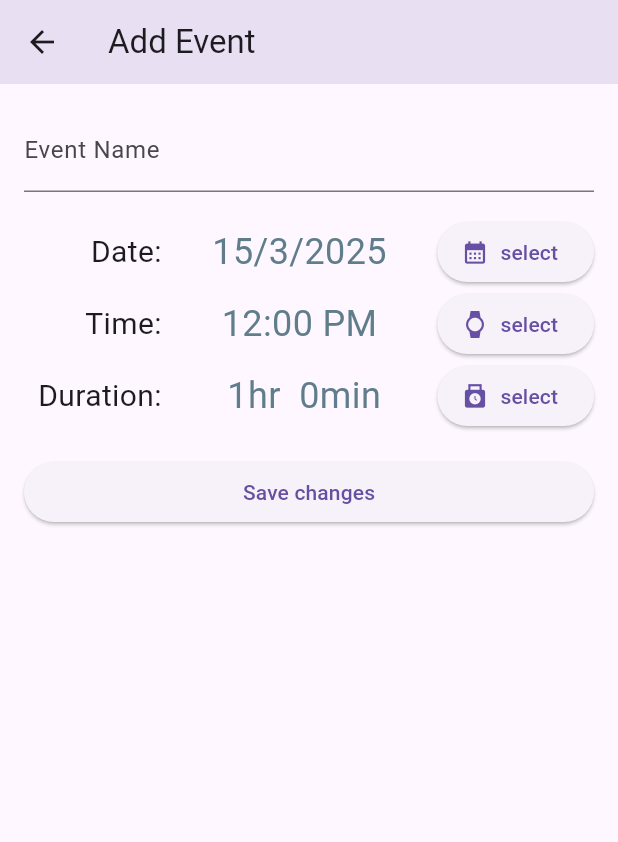
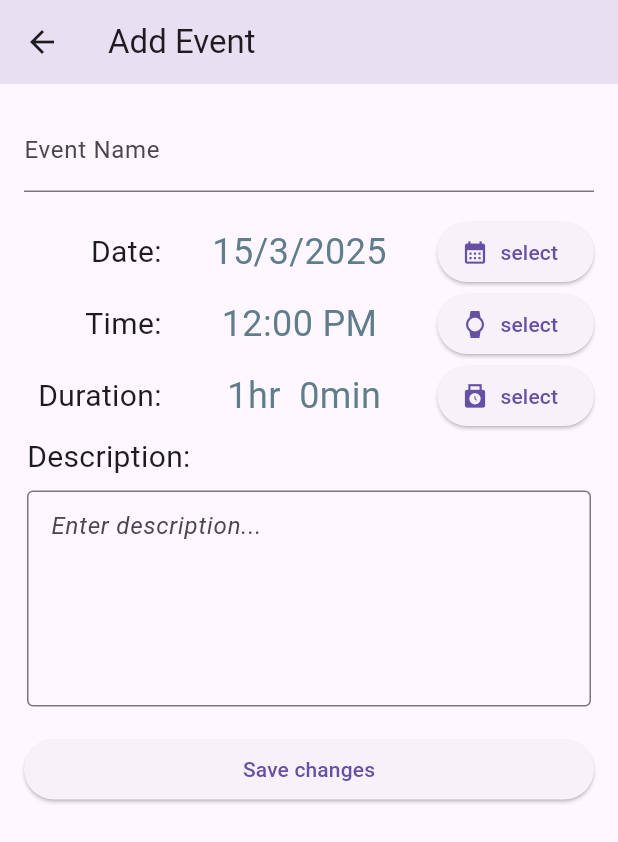
Before and after one commit to Kiu82012/FYP_202425_TaskManagementMobileApp, a Flutter app: the screen it shows after launch, after a tap on the "add" icon, on a phone screen of 412 x 824 dp. Shown: the top 842 px of the screen. Run offline on Flutter 3.47's test engine with Material 3 defaults, Android fonts, the phone set to English and light mode, and no system bars; our stand-ins replace avatar_glow, calendar_view, camera, flutter_slidable, google_generative_ai, hive and 3 more; missing offline and left inert: speech_to_text_continuous; accounts and stored records are empty; statements that could not run were skipped.

Commit message:
Event Description Update
Added description.
Editied AddEvent.dart Event.dart EventJsonUtils.dart EditEvent.dart and EditListEvent.dart

```diff
--- a/fyp/lib/AIHelper.dart
+++ b/fyp/lib/AIHelper.dart
@@ -3,8 +3,8 @@ import 'dart:io';
 
 class AIHelper {
   static const String _apiKey = 'AIzaSyChwh8mhEpIwXKCwqjJ4uRmFKanYISbw3w'; // Replace with your API key
-  static const String _modelName = 'gemini-2.0-flash'; // Use the appropriate model for text
-  static const String _visionModelName = 'gemini-1.5-flash'; // Use the appropriate model for text-and-image
+  static const String _modelName = 'gemini-1.5-flash'; // Use the appropriate model for text
+  static const String _visionModelName = 'gemini-2.0-flash'; // Use the appropriate model for text-and-image
 
   // Function to get a text-based response from the AI
   static Future<String> getAIResponse(String userMessage) async {
--- a/fyp/lib/AddEvent.dart
+++ b/fyp/lib/AddEvent.dart
@@ -18,6 +18,7 @@ class AddEvent extends StatefulWidget {
 class _AddEventState extends State<AddEvent> {
   final _formKey = GlobalKey<FormState>();
   final _eventNameController = TextEditingController();
+  final _eventDescController = TextEditingController();
 
   // Data
   DateTime? _selectedDate = SelectedDate.date;
@@ -28,6 +29,7 @@ class _AddEventState extends State<AddEvent> {
   @override
   void dispose() {
     _eventNameController.dispose();
+    _eventDescController.dispose();
     super.dispose();
   }
 
@@ -78,6 +80,7 @@ class _AddEventState extends State<AddEvent> {
         startTime: _selectedStartTime!,
         endTime: _selectedEndTime!,
         duration: _selectedDuration!,
+        description: _eventDescController.text,
       );
 
       EventDatabase db = EventDatabase();
@@ -219,7 +222,6 @@ class _AddEventState extends State<AddEvent> {
                       style: TextStyle(
                         color: Colors.blueGrey,
                         fontSize: 24,
-
                       ),
                     ),
                   ),
@@ -230,6 +232,39 @@ class _AddEventState extends State<AddEvent> {
                     ),
                     icon: const Icon(Icons.punch_clock),
                     label: Text("select"),
+                  ),
+                ],
+              ),
+              //==========================================\\
+              //===============Description================\\
+              //==========================================\\
+              Row(
+                children: [
+                  Expanded(
+                    child: Padding(
+                      padding: EdgeInsets.all(2.0),
+                      child: Column(
+                        crossAxisAlignment: CrossAxisAlignment.start,
+                        children: [
+                          Text(
+                            'Description:',
+                            style: TextStyle(fontSize: 20),
+                          ),
+                          SizedBox(height: 8),
+                          TextField(
+                            controller: _eventDescController,  // Use the class-level controller
+                            maxLines: 5,
+                            decoration: InputDecoration(
+                              hintText: 'Enter description...',
+                              hintStyle: TextStyle(fontStyle: FontStyle.italic),
+                              border: OutlineInputBorder(),
+                              contentPadding: EdgeInsets.all(12),
+                            ),
+                            keyboardType: TextInputType.multiline,
+                          ),
+                        ],
+                      ),
+                    ),
                   ),
                 ],
               ),
--- a/fyp/lib/Event.dart
+++ b/fyp/lib/Event.dart
@@ -23,12 +23,16 @@ class Event {
   @HiveField(4)
   final Duration? duration;
 
+  @HiveField(5)
+  final String description;
+
   Event({
     required this.name,
     required this.date,
     this.startTime,
     this.endTime,
     this.duration,
+    required this.description,
   });
 
   factory Event.fromJson(Map<String, dynamic> json) {
@@ -56,12 +60,15 @@ class Event {
       minutes: int.parse(formattedDuration.split(':')[1]),
     );
 
+    String description = json['description'];
+
     return Event(
       name: name,
       date: date,
       startTime: startTime,
       endTime: endTime,
       duration: duration,
+      description: description,
     );
   }
 
--- a/fyp/lib/EventJsonUtils.dart
+++ b/fyp/lib/EventJsonUtils.dart
@@ -25,6 +25,7 @@ class EventJsonUtils{
           'startTime' : "${event.startTime?.hour.toString()}:${event.startTime?.minute.toString()}",
           'endTime' : "${event.endTime?.hour.toString()}:${event.endTime?.minute.toString()}",
           'duration' : event.duration?.inHours.toString(),
+          'description' : event.description,
         }
       );
     }
--- a/fyp/lib/EventNavigator.dart
+++ b/fyp/lib/EventNavigator.dart
@@ -19,7 +19,7 @@ class EventNavigator {
     Calendar App Knowledge Base, DO NOT CHANGE THE DATA FROM THE KNOWLEDGE BASE.
     YOU SHOULD ONLY REVIEW AND AVOID EVENT TIME OVERLAPPING.
     This is the knowledge base: $eventListJson .
-    Input default value name: unknown event, date: $todaysDate, startTime: 0:0, endTime:0:0, duration: 1:0)
+    Input default value name: unknown event, date: $todaysDate, startTime: 0:0, endTime:0:0, duration: 1:0, description: .
      as long as the user did not provide one of each value,input the default value of the missing part, otherwise,input the value that given by the user
     User can input more than 1 event. Please notice that if there are two event name. If that happened, you should also generate 1 more event following the above rule I gave you
     Remember the duration should include minutes as well . For example if the user said the duration is 1 hour, input duration: 1:0  , if the user said the duration is 2 hours, input duration 2:0. And so on.
@@ -53,7 +53,7 @@ class EventNavigator {
     YOU SHOULD ONLY REVIEW AND AVOID EVENT TIME OVERLAPPING.
     This is the knowledge base: $eventListJson .
     According to the picture, identify  the elements to generate an event or more than one events, then create a json format of event using the elements.
-    Input default value name ONLY WHEN DATA IS MISSING FROM AN EVENT: unknown event, date: $todaysDate, startTime: 0:0, endTime:0:0, duration: 1:0,
+    Input default value name ONLY WHEN DATA IS MISSING FROM AN EVENT: name: unknown event, date: $todaysDate, startTime: 0:0, endTime:0:0, duration: 1:0, description: .
     Remember the duration should include minutes as well . For example if the user said the duration is 1 hour, input duration: 1:0  , if the user said the duration is 2 hours, input duration 2:0. And so on.
     For the event date, please just use ":" between year, month, and day but do not use "/".
     DO NOT CHANGE THE FORMAT IN JSON.
```
Also changed, not shown: fyp/lib/EditEvent.dart (+40 -1 lines), fyp/lib/EditListEvent.dart (+40 -1 lines), fyp/lib/Event.g.dart.
